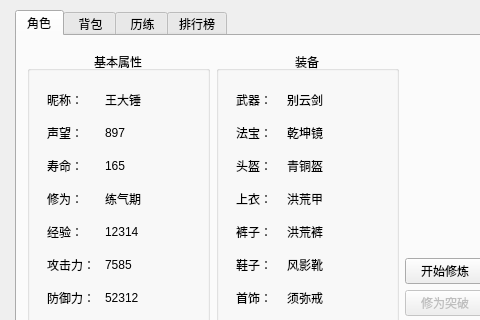
First picture: the form in mainui.ui, repository Huu-Yuu/DeskXiuxian, before the edit; both pictures show x 0 to 480 and y 0 to 320 of the 598 by 728 pixel window.
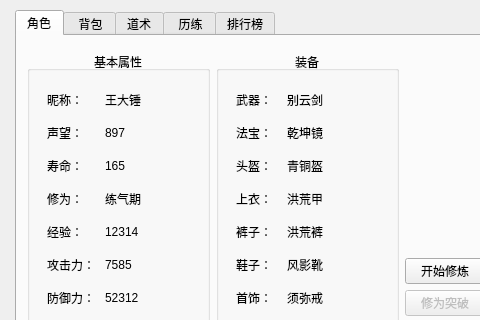
Second picture: the form after the edit. Icons and pictures are not drawn.

Commit message: 1、增加物品基类 2、ui增加道术 3、增加版本号打印

Patch:
```diff
--- a/mainui.ui
+++ b/mainui.ui
@@ -485,7 +485,12 @@
          <string> 背包</string>
         </attribute>
        </widget>
-       <widget class="QWidget" name="tab">
+       <widget class="QWidget" name="role_skill">
+        <attribute name="title">
+         <string>道术</string>
+        </attribute>
+       </widget>
+       <widget class="QWidget" name="secret_realm">
         <attribute name="title">
          <string> 历练</string>
         </attribute>
```
Left out of the diff: 4 changed lines with no effect on the pictures. The commit also changes 5 other files.
